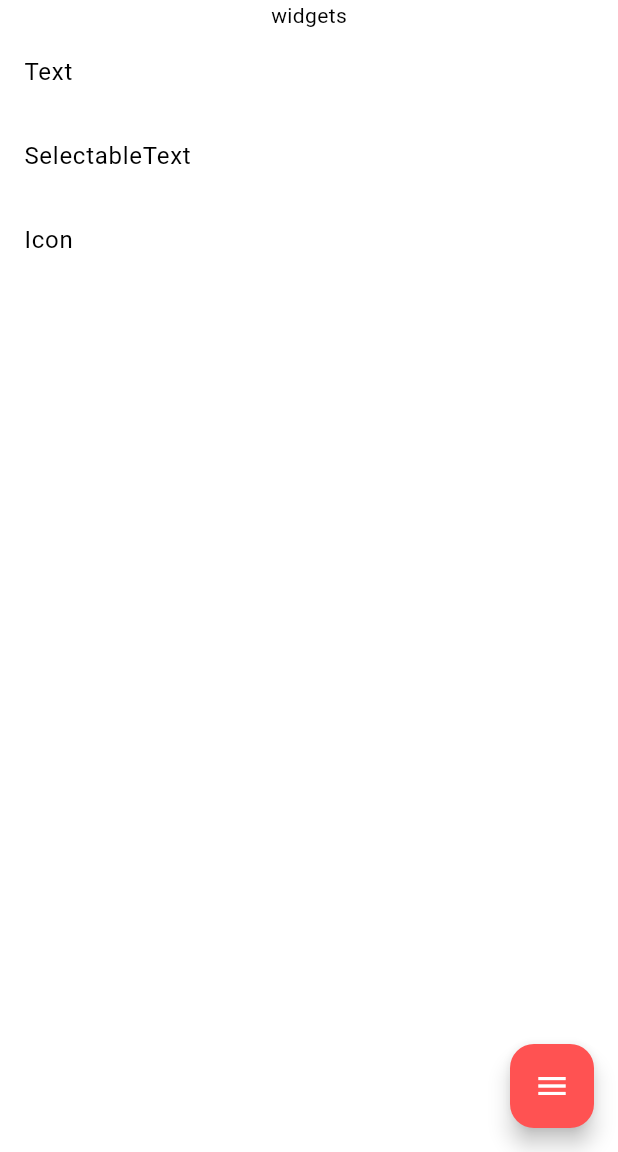
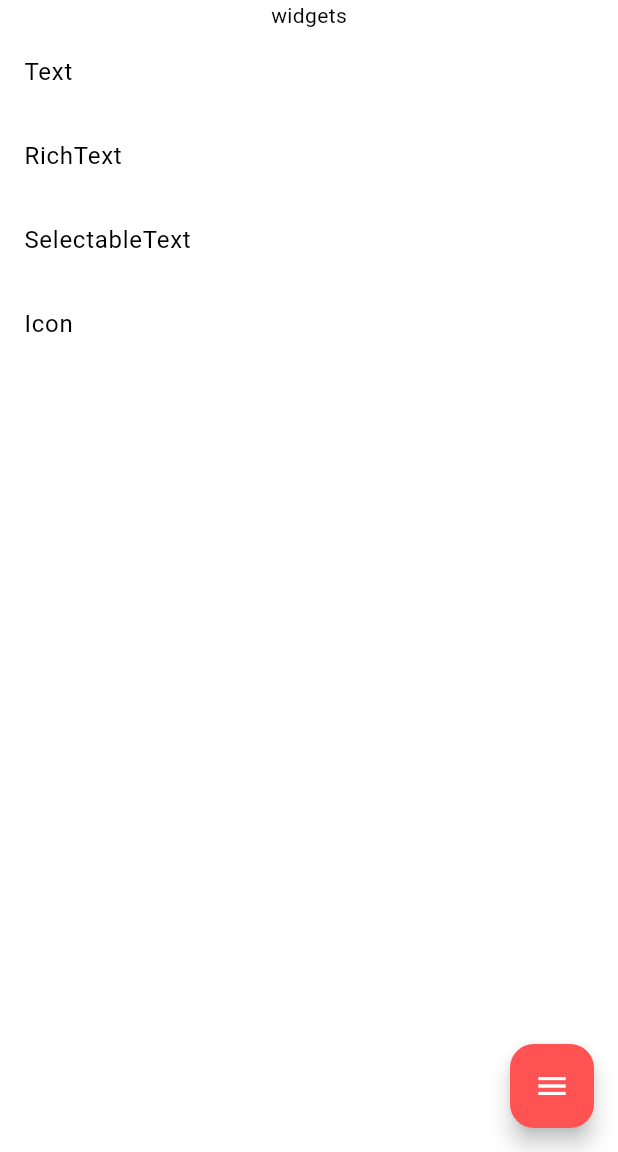
Before and after one commit to Keekuun/hello_flutter, a Flutter app: the screen it shows after launch, on a phone screen of 412 x 824 dp, the part 84-1236 px from its top. Run offline on Flutter 3.47's test engine with Material 3 defaults, Android fonts, the light colour scheme and no system bars; our stand-ins replace flutter_hooks.

Commit message:
feat: add RichTextDemo

```diff
--- a/lib/routes.dart
+++ b/lib/routes.dart
@@ -1,5 +1,6 @@
 import 'package:flutter/material.dart';
 import 'package:hello_flutter/widgets/icon.dart';
+import 'package:hello_flutter/widgets/rich_text.dart';
 import 'package:hello_flutter/widgets/selectable_text.dart';
 import 'package:hello_flutter/widgets/text.dart';
 import 'package:hello_flutter/wrap_page.dart';
@@ -8,9 +9,22 @@ import 'home_page.dart';
 
 final Map<String, Map<String, WidgetBuilder>> routesMap = {
   'widgets': {
-    'Text': (BuildContext context) => const WrapPage(title: '普通文本', child: TextDemo(),),
-    'SelectableText': (BuildContext context) => const WrapPage(title: '可选文本', child: SelectableTextDemo(),),
-    'Icon': (BuildContext context) => const WrapPage(title: '内置图标', child: IconDemo(),),
+    'Text': (BuildContext context) => const WrapPage(
+          title: '普通文本',
+          child: TextDemo(),
+        ),
+    'RichText': (BuildContext context) => const WrapPage(
+          title: '富文本',
+          child: RichTextDemo(),
+        ),
+    'SelectableText': (BuildContext context) => const WrapPage(
+          title: '可选文本',
+          child: SelectableTextDemo(),
+        ),
+    'Icon': (BuildContext context) => const WrapPage(
+          title: '内置图标',
+          child: IconDemo(),
+        ),
   },
 };
 
```
Also changed, not shown: lib/widgets/rich_text.dart (added, +26 -0 lines).
